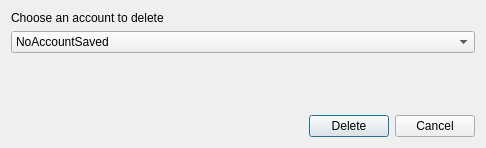
Qt form PyMoneyOrga/PyMoneyOrga/gui/dialogDeleteAccount.ui (CRaNkXD/PyMoneyOrga) before a commit.
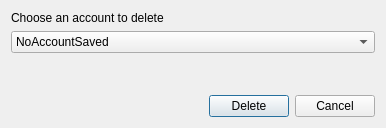
The same form after that commit.

```diff
--- a/PyMoneyOrga/PyMoneyOrga/gui/dialogDeleteAccount.ui
+++ b/PyMoneyOrga/PyMoneyOrga/gui/dialogDeleteAccount.ui
@@ -6,8 +6,8 @@
    <rect>
     <x>0</x>
     <y>0</y>
-    <width>486</width>
-    <height>148</height>
+    <width>386</width>
+    <height>128</height>
    </rect>
   </property>
   <property name="windowTitle">
@@ -33,7 +33,7 @@
        <property name="sizeHint" stdset="0">
         <size>
          <width>20</width>
-         <height>50</height>
+         <height>30</height>
         </size>
        </property>
       </spacer>
@@ -63,7 +63,7 @@
            </property>
            <property name="sizeHint" stdset="0">
             <size>
-             <width>300</width>
+             <width>200</width>
              <height>20</height>
             </size>
            </property>
```
